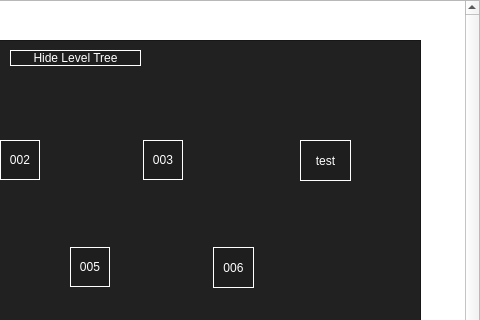
This is ui/mainwindow.ui in marijamijailovic/RS07-spectrum as Qt 5 draws it before an edit; both pictures show x 320 to 800 and y 0 to 320 of the 800 by 600 pixel window. The edited form follows.
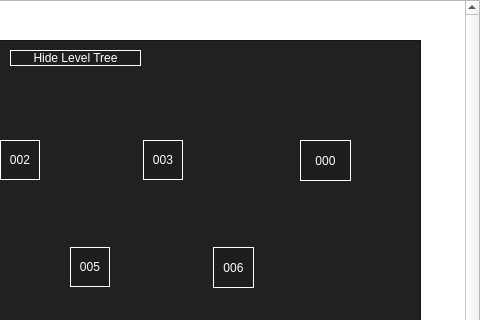
This is the edited form. Icons and pictures are not drawn.

```diff
--- a/ui/mainwindow.ui
+++ b/ui/mainwindow.ui
@@ -230,7 +230,7 @@
 border: 1px solid white;</string>
      </property>
      <property name="text">
-      <string>test</string>
+      <string>000</string>
      </property>
     </widget>
     <widget class="QPushButton" name="pbHideLevelPanel">
```
